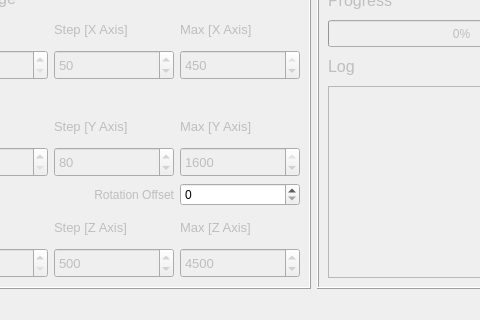
This is GUI/scAnt_GUI_mw.ui in evo-biomech/scAnt as Qt 5 draws it before an edit; both pictures show x 649 to 1129 and y 540 to 860 of the 1264 by 860 pixel window. The edited form follows.
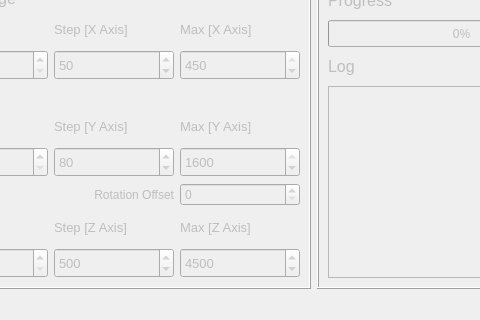
This is the edited form. Icons and pictures are not drawn.

Commit message: Disable rotation offset on start

```diff
--- a/GUI/scAnt_GUI_mw.ui
+++ b/GUI/scAnt_GUI_mw.ui
@@ -2579,7 +2579,11 @@
         </widget>
        </item>
        <item row="7" column="5">
-        <widget class="QSpinBox" name="spinBox_rotationOffset"/>
+        <widget class="QSpinBox" name="spinBox_rotationOffset">
+         <property name="enabled">
+          <bool>false</bool>
+         </property>
+        </widget>
        </item>
       </layout>
      </widget>
```
Left out of the diff: 81 changed lines with no effect on the pictures. The commit also changes 1 other file.
